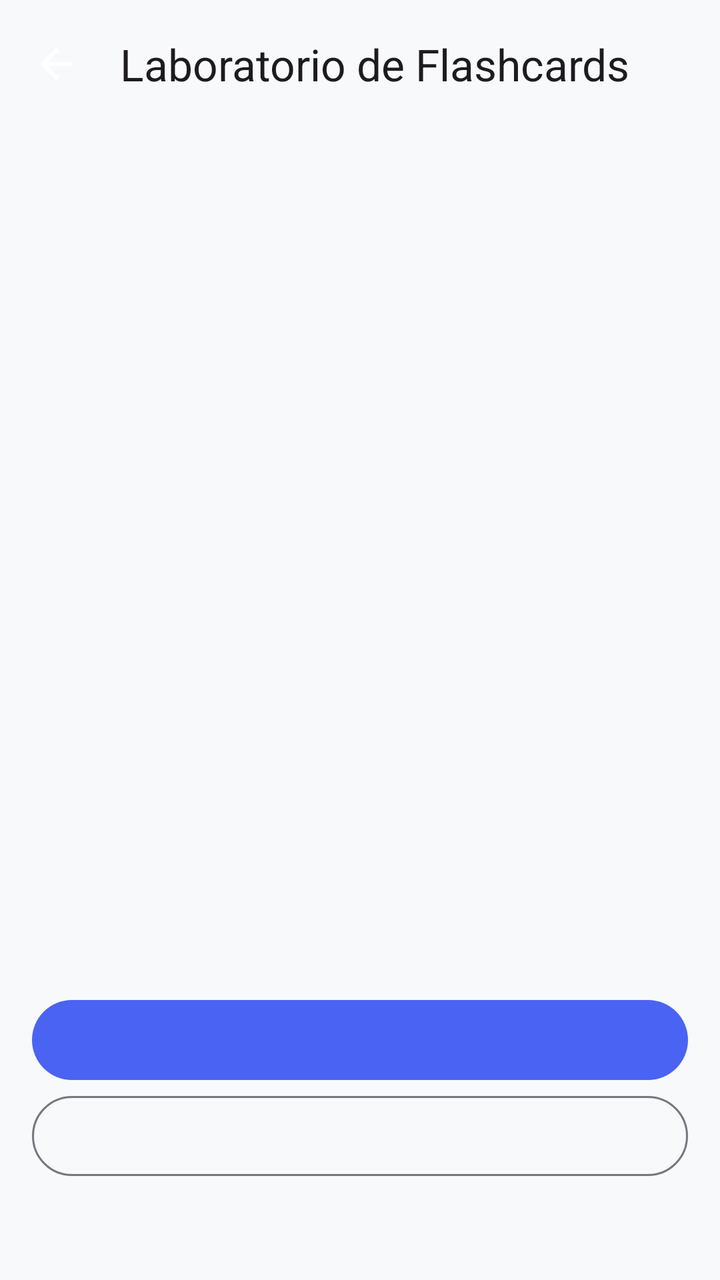
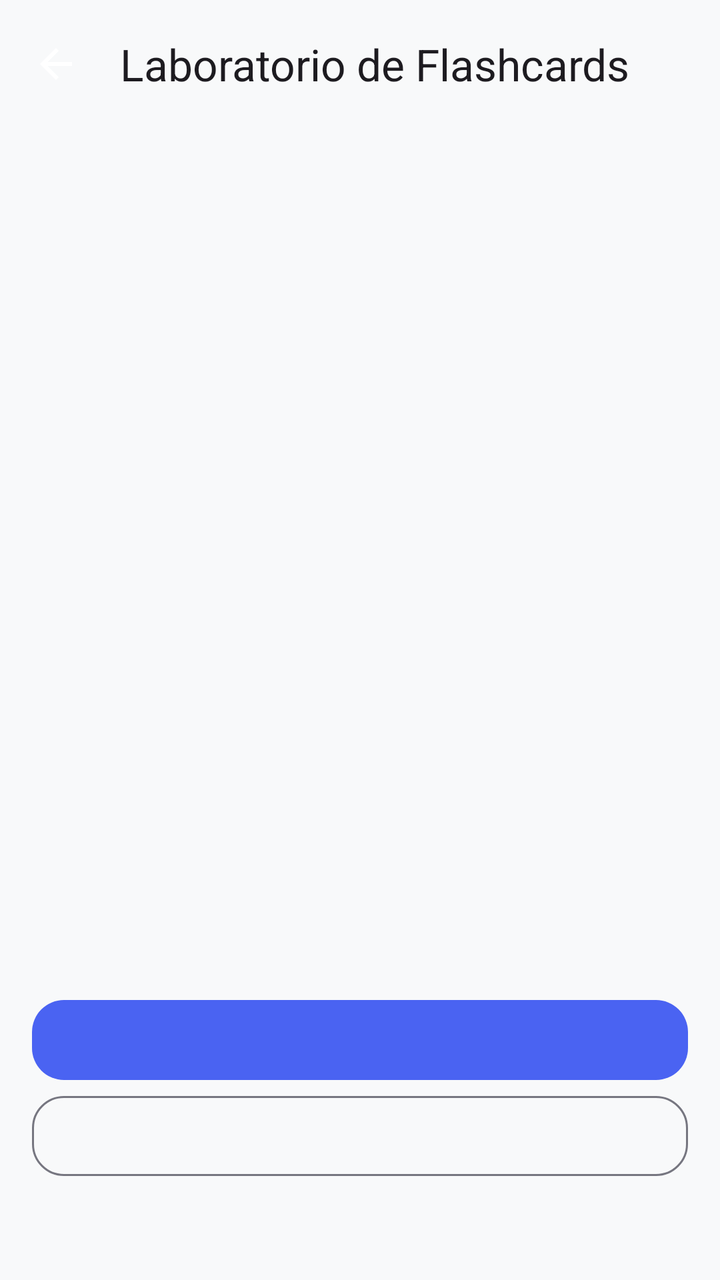

Two renders of the same Android screen: before a commit and after it. Below are the layout's source before the change and the commit's diff.
<!-- AndroidManifest.xml: application theme Theme.Dubalin -->
<!-- res/layout/fragment_flashcards.xml -->
<?xml version="1.0" encoding="utf-8"?>
<LinearLayout xmlns:android="http://schemas.android.com/apk/res/android"
    xmlns:app="http://schemas.android.com/apk/res-auto"
    android:layout_width="match_parent" android:layout_height="match_parent"
    android:orientation="vertical" android:background="?android:attr/colorBackground">
    <com.google.android.material.appbar.MaterialToolbar
        android:id="@+id/toolbar_flashcards" android:layout_width="match_parent"
        android:layout_height="wrap_content" android:minHeight="?attr/actionBarSize"
        app:navigationIcon="@drawable/ic_arrow_back" app:navigationContentDescription="@string/action_back"
        app:title="@string/autoestudio_flashcards_title" />
    <ProgressBar android:id="@+id/progress_flashcards" android:layout_width="wrap_content"
        android:layout_height="wrap_content" android:layout_gravity="center_horizontal" />
    <TextView android:id="@+id/status_flashcards" android:layout_width="match_parent"
        android:layout_height="wrap_content" android:padding="16dp"
        android:accessibilityLiveRegion="polite" android:textSize="18sp" />
    <androidx.recyclerview.widget.RecyclerView android:id="@+id/list_flashcards"
        android:layout_width="match_parent" android:layout_height="0dp" android:layout_weight="1"
        android:padding="16dp" android:clipToPadding="false" />
    <ScrollView android:id="@+id/study_scroll" android:layout_width="match_parent"
        android:layout_height="0dp" android:layout_weight="1" android:fillViewport="true"
        android:visibility="gone">
        <TextView android:id="@+id/study_text" android:layout_width="match_parent"
            android:layout_height="wrap_content" android:padding="24dp"
            android:gravity="center" android:textSize="28sp" android:textIsSelectable="true" />
    </ScrollView>
    <com.google.android.material.button.MaterialButton android:id="@+id/primary_flashcards"
        android:layout_width="match_parent" android:layout_height="wrap_content"
        android:layout_marginHorizontal="16dp" android:minHeight="48dp" />
    <com.google.android.material.button.MaterialButton android:id="@+id/secondary_flashcards"
        style="@style/Widget.Material3.Button.OutlinedButton"
        android:layout_width="match_parent" android:layout_height="wrap_content"
        android:layout_marginHorizontal="16dp" android:minHeight="48dp" />
    <com.google.android.material.button.MaterialButton android:id="@+id/third_flashcards"
        style="@style/Widget.Material3.Button.TextButton"
        android:layout_width="match_parent" android:layout_height="wrap_content"
        android:layout_marginHorizontal="16dp" android:minHeight="48dp" />
</LinearLayout>
<!-- resources referenced by this layout -->
<resources>
  <string name="action_back">Volver</string>
  <style name="Theme.Dubalin" parent="Theme.Material3.DayNight.NoActionBar">
          <item name="colorPrimary">@color/md_primary</item>
          <item name="colorOnPrimary">@color/md_on_primary</item>
          <item name="colorPrimaryContainer">@color/md_primary_container</item>
          <item name="colorOnPrimaryContainer">@color/md_on_primary_container</item>
  
          <item name="colorSecondary">@color/md_secondary</item>
          <item name="colorOnSecondary">@color/md_on_secondary</item>
          <item name="colorSecondaryContainer">@color/md_secondary_container</item>
          <item name="colorOnSecondaryContainer">@color/md_on_secondary_container</item>
  
          <item name="android:colorBackground">@color/md_background</item>
          <item name="colorOnBackground">@color/md_on_background</item>
  
          <item name="colorSurface">@color/md_surface</item>
          <item name="colorOnSurface">@color/md_on_surface</item>
          <item name="colorSurfaceVariant">@color/md_surface_variant</item>
          <item name="colorOnSurfaceVariant">@color/md_on_surface_variant</item>
  
          <item name="colorOutline">@color/md_outline</item>
  
          <item name="colorError">@color/md_error</item>
          <item name="colorOnError">@color/md_on_error</item>
          <item name="colorErrorContainer">@color/md_error_container</item>
          <item name="colorOnErrorContainer">@color/md_on_error_container</item>
  
          <item name="materialCardViewStyle">@style/Widget.Dubalin.CardView</item>
      </style>
  <color name="md_primary">#4A63F2</color>
  <color name="md_on_primary">#FFFFFF</color>
  <color name="md_primary_container">#DDE1FF</color>
  <color name="md_secondary">#5B5D72</color>
  <color name="md_on_secondary">#FFFFFF</color>
  <color name="md_background">#F8F9FA</color>
  <color name="md_on_background">#1B1B1F</color>
  <color name="md_surface">#FFFFFF</color>
  <color name="md_on_surface">#1B1B1F</color>
  <color name="md_surface_variant">#E3E1EC</color>
  <color name="md_outline">#767680</color>
  <color name="md_error">#BA1A1A</color>
  <color name="md_on_error">#FFFFFF</color>
  <color name="md_error_container">#FFDAD6</color>
  <style name="Widget.Dubalin.CardView" parent="Widget.Material3.CardView.Elevated">
          <item name="cardCornerRadius">@dimen/card_corner_radius</item>
          <item name="cardElevation">@dimen/card_elevation</item>
          <item name="cardBackgroundColor">@color/md_surface</item>
      </style>
  <dimen name="card_corner_radius">20dp</dimen>
  <dimen name="card_elevation">2dp</dimen>
  <!-- unchanged entries left out for length: 7 -->
</resources>

<!-- the commit's change to res/layout/fragment_flashcards.xml (unified diff, before → after) -->
@@ -1,37 +1,19 @@
 <?xml version="1.0" encoding="utf-8"?>
-<LinearLayout xmlns:android="http://schemas.android.com/apk/res/android"
-    xmlns:app="http://schemas.android.com/apk/res-auto"
-    android:layout_width="match_parent" android:layout_height="match_parent"
-    android:orientation="vertical" android:background="?android:attr/colorBackground">
-    <com.google.android.material.appbar.MaterialToolbar
-        android:id="@+id/toolbar_flashcards" android:layout_width="match_parent"
-        android:layout_height="wrap_content" android:minHeight="?attr/actionBarSize"
-        app:navigationIcon="@drawable/ic_arrow_back" app:navigationContentDescription="@string/action_back"
-        app:title="@string/autoestudio_flashcards_title" />
-    <ProgressBar android:id="@+id/progress_flashcards" android:layout_width="wrap_content"
-        android:layout_height="wrap_content" android:layout_gravity="center_horizontal" />
-    <TextView android:id="@+id/status_flashcards" android:layout_width="match_parent"
-        android:layout_height="wrap_content" android:padding="16dp"
-        android:accessibilityLiveRegion="polite" android:textSize="18sp" />
-    <androidx.recyclerview.widget.RecyclerView android:id="@+id/list_flashcards"
-        android:layout_width="match_parent" android:layout_height="0dp" android:layout_weight="1"
-        android:padding="16dp" android:clipToPadding="false" />
-    <ScrollView android:id="@+id/study_scroll" android:layout_width="match_parent"
-        android:layout_height="0dp" android:layout_weight="1" android:fillViewport="true"
-        android:visibility="gone">
-        <TextView android:id="@+id/study_text" android:layout_width="match_parent"
-            android:layout_height="wrap_content" android:padding="24dp"
-            android:gravity="center" android:textSize="28sp" android:textIsSelectable="true" />
+<LinearLayout xmlns:android="http://schemas.android.com/apk/res/android" xmlns:app="http://schemas.android.com/apk/res-auto" android:layout_width="match_parent" android:layout_height="match_parent" android:orientation="vertical" android:background="?android:attr/colorBackground">
+    <com.google.android.material.appbar.MaterialToolbar android:id="@+id/toolbar_flashcards" android:layout_width="match_parent" android:layout_height="wrap_content" android:minHeight="?attr/actionBarSize" app:navigationIcon="@drawable/ic_arrow_back" app:navigationContentDescription="@string/action_back" app:title="@string/autoestudio_flashcards_title"/>
+    <ProgressBar android:id="@+id/progress_flashcards" android:layout_width="wrap_content" android:layout_height="wrap_content" android:layout_gravity="center_horizontal"/>
+    <TextView android:id="@+id/status_flashcards" android:layout_width="match_parent" android:layout_height="wrap_content" android:padding="16dp" android:accessibilityLiveRegion="polite" android:textSize="18sp"/>
+    <androidx.recyclerview.widget.RecyclerView android:id="@+id/list_flashcards" android:layout_width="match_parent" android:layout_height="0dp" android:layout_weight="1" android:padding="16dp" android:clipToPadding="false"/>
+    <ScrollView android:id="@+id/study_scroll" android:layout_width="match_parent" android:layout_height="0dp" android:layout_weight="1" android:fillViewport="true" android:visibility="gone">
+        <com.google.android.material.card.MaterialCardView android:id="@+id/study_card" style="@style/Widget.Dubalin.CardView" android:layout_width="match_parent" android:layout_height="wrap_content" android:layout_margin="24dp" android:clickable="true" android:focusable="true">
+            <LinearLayout android:layout_width="match_parent" android:layout_height="wrap_content" android:minHeight="280dp" android:gravity="center" android:orientation="vertical" android:padding="24dp">
+                <TextView android:id="@+id/study_side" android:layout_width="match_parent" android:layout_height="wrap_content" android:gravity="center" android:textColor="?attr/colorPrimary" android:textAppearance="@style/TextAppearance.Material3.LabelLarge"/>
+                <TextView android:id="@+id/study_text" android:layout_width="match_parent" android:layout_height="wrap_content" android:layout_marginVertical="24dp" android:gravity="center" android:textSize="32sp" android:fontFamily="sans-serif-medium" android:textColor="?attr/colorOnSurface" android:accessibilityLiveRegion="polite"/>
+                <TextView android:id="@+id/study_hint" android:layout_width="match_parent" android:layout_height="wrap_content" android:gravity="center" android:textAppearance="@style/TextAppearance.Dubalin.Body" android:text="@string/ui_flip"/>
+            </LinearLayout>
+        </com.google.android.material.card.MaterialCardView>
     </ScrollView>
-    <com.google.android.material.button.MaterialButton android:id="@+id/primary_flashcards"
-        android:layout_width="match_parent" android:layout_height="wrap_content"
-        android:layout_marginHorizontal="16dp" android:minHeight="48dp" />
-    <com.google.android.material.button.MaterialButton android:id="@+id/secondary_flashcards"
-        style="@style/Widget.Material3.Button.OutlinedButton"
-        android:layout_width="match_parent" android:layout_height="wrap_content"
-        android:layout_marginHorizontal="16dp" android:minHeight="48dp" />
-    <com.google.android.material.button.MaterialButton android:id="@+id/third_flashcards"
-        style="@style/Widget.Material3.Button.TextButton"
-        android:layout_width="match_parent" android:layout_height="wrap_content"
-        android:layout_marginHorizontal="16dp" android:minHeight="48dp" />
+    <com.google.android.material.button.MaterialButton android:id="@+id/primary_flashcards" android:layout_width="match_parent" android:layout_height="wrap_content" android:layout_marginHorizontal="16dp" android:minHeight="48dp"/>
+    <com.google.android.material.button.MaterialButton android:id="@+id/secondary_flashcards" style="@style/Widget.Dubalin.Button.Outlined" android:layout_width="match_parent" android:layout_height="wrap_content" android:layout_marginHorizontal="16dp" android:minHeight="48dp"/>
+    <com.google.android.material.button.MaterialButton android:id="@+id/third_flashcards" style="@style/Widget.Material3.Button.TextButton" android:layout_width="match_parent" android:layout_height="wrap_content" android:layout_marginHorizontal="16dp" android:minHeight="48dp"/>
 </LinearLayout>
<!-- resource entries referenced after the edit -->
@@ -1,32 +1,41 @@
 <!-- resources referenced by this layout -->
 <resources>
   <string name="action_back">Volver</string>
+  <string name="ui_flip">Toca la tarjeta para ver la respuesta</string>
+  <style name="TextAppearance.Dubalin.Body" parent="TextAppearance.Material3.BodyLarge">
+          <item name="android:textColor">?attr/colorOnSurfaceVariant</item>
+      </style>
+  <style name="Widget.Dubalin.Button.Outlined" parent="Widget.Material3.Button.OutlinedButton">
+          <item name="cornerRadius">16dp</item>
+          <item name="android:minHeight">56dp</item>
+          <item name="android:textAllCaps">false</item>
+          <item name="android:stateListAnimator">@animator/button_press</item>
+      </style>
   <style name="Theme.Dubalin" parent="Theme.Material3.DayNight.NoActionBar">
           <item name="colorPrimary">@color/md_primary</item>
           <item name="colorOnPrimary">@color/md_on_primary</item>
           <item name="colorPrimaryContainer">@color/md_primary_container</item>
           <item name="colorOnPrimaryContainer">@color/md_on_primary_container</item>
-  
           <item name="colorSecondary">@color/md_secondary</item>
           <item name="colorOnSecondary">@color/md_on_secondary</item>
           <item name="colorSecondaryContainer">@color/md_secondary_container</item>
           <item name="colorOnSecondaryContainer">@color/md_on_secondary_container</item>
-  
           <item name="android:colorBackground">@color/md_background</item>
           <item name="colorOnBackground">@color/md_on_background</item>
-  
           <item name="colorSurface">@color/md_surface</item>
           <item name="colorOnSurface">@color/md_on_surface</item>
           <item name="colorSurfaceVariant">@color/md_surface_variant</item>
           <item name="colorOnSurfaceVariant">@color/md_on_surface_variant</item>
-  
           <item name="colorOutline">@color/md_outline</item>
-  
           <item name="colorError">@color/md_error</item>
           <item name="colorOnError">@color/md_on_error</item>
           <item name="colorErrorContainer">@color/md_error_container</item>
           <item name="colorOnErrorContainer">@color/md_on_error_container</item>
-  
+          <item name="android:fontFamily">sans-serif</item>
+          <item name="materialButtonStyle">@style/Widget.Dubalin.Button</item>
+          <item name="android:windowLightStatusBar">true</item>
+          <item name="android:statusBarColor">@color/md_background</item>
+          <item name="android:navigationBarColor">@color/md_surface</item>
           <item name="materialCardViewStyle">@style/Widget.Dubalin.CardView</item>
       </style>
   <color name="md_primary">#4A63F2</color>
@@ -43,13 +52,22 @@
   <color name="md_error">#BA1A1A</color>
   <color name="md_on_error">#FFFFFF</color>
   <color name="md_error_container">#FFDAD6</color>
+  <style name="Widget.Dubalin.Button" parent="Widget.Material3.Button">
+          <item name="cornerRadius">16dp</item>
+          <item name="android:minHeight">56dp</item>
+          <item name="android:textAllCaps">false</item>
+          <item name="android:textSize">16sp</item>
+          <item name="backgroundTint">@color/button_primary</item>
+          <item name="android:stateListAnimator">@animator/button_press</item>
+      </style>
   <style name="Widget.Dubalin.CardView" parent="Widget.Material3.CardView.Elevated">
           <item name="cardCornerRadius">@dimen/card_corner_radius</item>
           <item name="cardElevation">@dimen/card_elevation</item>
+          <item name="strokeWidth">0dp</item>
           <item name="cardBackgroundColor">@color/md_surface</item>
       </style>
-  <dimen name="card_corner_radius">20dp</dimen>
-  <dimen name="card_elevation">2dp</dimen>
+  <dimen name="card_corner_radius">24dp</dimen>
+  <dimen name="card_elevation">3dp</dimen>
   <!-- unchanged entries left out for length: 7 -->
 </resources>
 
